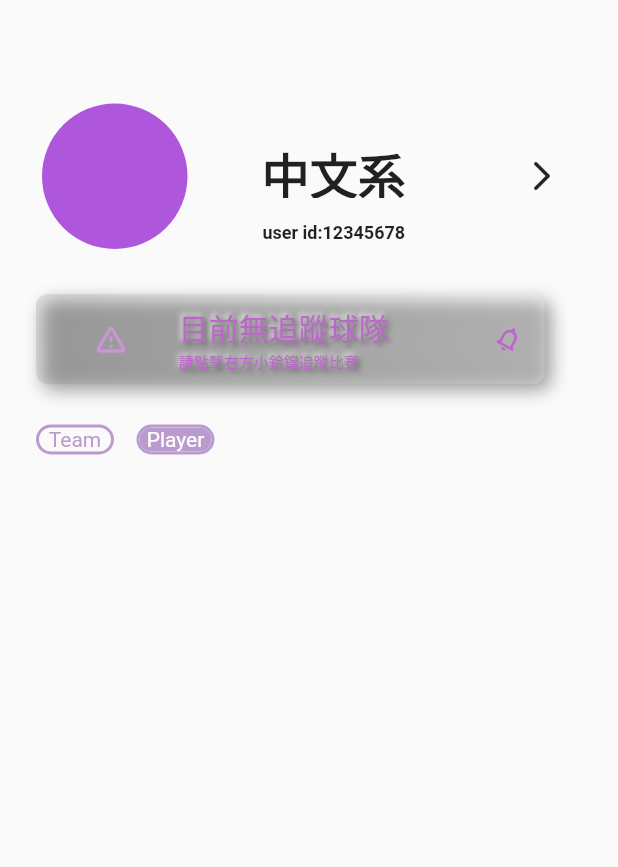
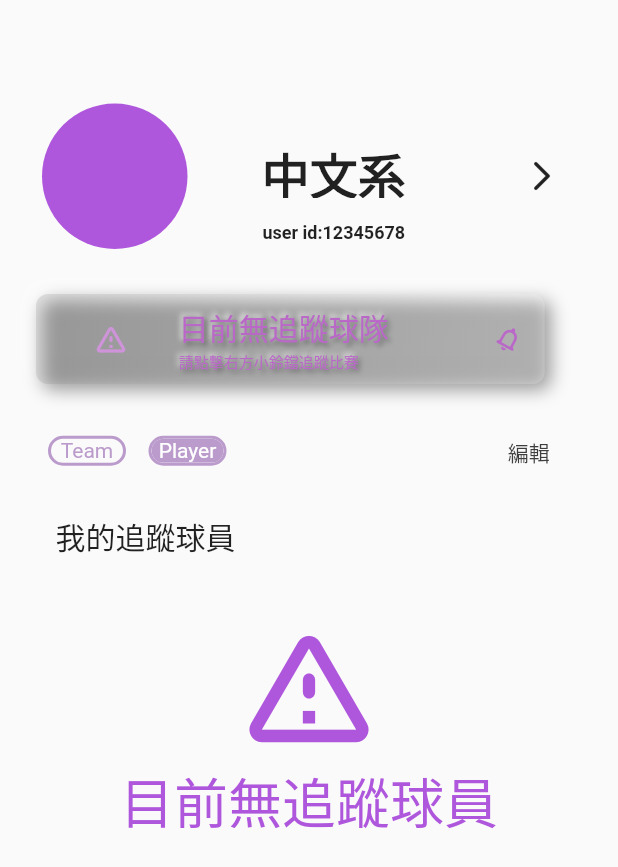
Before and after one commit to GDSCNCCU/dunc, a Flutter app: the screen it shows after launch, after a tap on "Player", on a phone screen of 412 x 824 dp. Shown: the top 867 px of the screen. Run offline on Flutter 3.47's test engine with Material 2 defaults, Android fonts, the phone set to English and light mode, and no system bars; drawn by our look-alikes of flutter_neumorphic.

Commit message:
feat: Profile更新
新增編輯按鈕與追蹤列表

impact: low

```diff
--- a/lib/main.dart
+++ b/lib/main.dart
@@ -21,6 +21,9 @@ class MyApp extends StatelessWidget {
     //   title: 'dUNC',
     //   home: ProfileView(),
     // );
+
+    // 測試ProfileView
+    // 非正式
     return const MaterialApp(
       home: ProfileView(),
     );
--- a/lib/profile/following_list.dart
+++ b/lib/profile/following_list.dart
@@ -1,3 +1,4 @@
+import 'package:dunc/profile/profileview.dart';
 import 'package:flutter/material.dart';
 import 'package:flutter_neumorphic/flutter_neumorphic.dart';
 
@@ -16,21 +17,27 @@ class _FollowingListState extends State<FollowingList> {
   final List<bool> _selection2 = [false];
   int _selected = 0;
 
+  final List<Text> _followintTeam = [];
+  final List<Text> _followingPlayer = [];
+
   @override
   Widget build(BuildContext context) {
     return Column(
+      crossAxisAlignment: CrossAxisAlignment.start,
+      children: <Widget>[
+        Row(
           children: <Widget>[
             Row(
               children: [
-            const SizedBox(width: 24,),
+                const SizedBox(width: 32,),
                 // 用兩個ToggleButton + SizedBox實現兩個按鈕間的空格
                 // Team
                 SizedBox(
                   width: 53,
                   height: 20,
                   child: ToggleButtons(
-                children: [
-                  Text('Team'),
+                    children: <Widget>[
+                      const Text('Team'),
                     ],
                     isSelected: _selection1,
                     onPressed: (index) {
@@ -52,15 +59,15 @@ class _FollowingListState extends State<FollowingList> {
                   ),
                 ),
 
-            SizedBox(width: 14,),
+                const SizedBox(width: 14,),
 
                 // Player
                 SizedBox(
                   width: 53,
                   height: 20,
                   child: ToggleButtons(
-                children: [
-                  Text('Player'),
+                    children: <Widget>[
+                      const Text('Player'),
                     ],
                     isSelected: _selection2,
                     onPressed: (index) {
@@ -83,7 +90,81 @@ class _FollowingListState extends State<FollowingList> {
                 ),
               ],
             ),
+            Row(
+              children: <Widget>[
+                // 編輯
+                SizedBox(
+                  width: 45,
+                  height: 35,
+                  child: TextButton(
+                    child: const Text('編輯',
+                      style: TextStyle(color: Color.fromARGB(255, 62, 62, 62)),
+                    ),
+                    onPressed: () {},
+                  ),
+                ),
+                const SizedBox(width: 37,),
+              ]
+            )
+          ],
+          mainAxisAlignment: MainAxisAlignment.spaceBetween,
+        ),
+        const SizedBox(height: 25,),
+        Row(
+          children: <Widget>[
+            SizedBox(width: 37,),
+            (_selected == 0) ?
+            const Text('我的追蹤球隊',
+                    style: TextStyle(fontSize: 20),
+                  ) :
+            const Text('我的追蹤球員',
+                    style: TextStyle(fontSize: 20),
+                  ),
+          ]
+        ),
+        SizedBox(height: 34,),
+        Center(child: (_selected == 0) ? teamList(_followintTeam) : playerList(_followingPlayer),)
       ],
     );
   }
 }
+
+teamList(followintTeam) {
+  if (followintTeam.length == 0) {
+    return Center(
+      child: Column(
+        children: <Widget>[
+          Icon(
+            Icons.warning_amber_rounded,
+            color: purple,
+            size: 100,
+          ),
+          Text(
+            '目前無追蹤球隊',
+            style: TextStyle(color: purple, fontSize: 36),
+          )
+        ],
+      ),
+    );
+  }
+}
+
+playerList(followingPlayer) {
+  if (followingPlayer.length == 0) {
+    return Center(
+      child: Column(
+        children: <Widget>[
+          Icon(
+            Icons.warning_amber_rounded,
+            color: purple,
+            size: 100,
+          ),
+          Text(
+            '目前無追蹤球員',
+            style: TextStyle(color: purple, fontSize: 36),
+          )
+        ],
+      ),
+    );
+  }
+}
```
Lines whose indentation alone changed are shown as unchanged.
